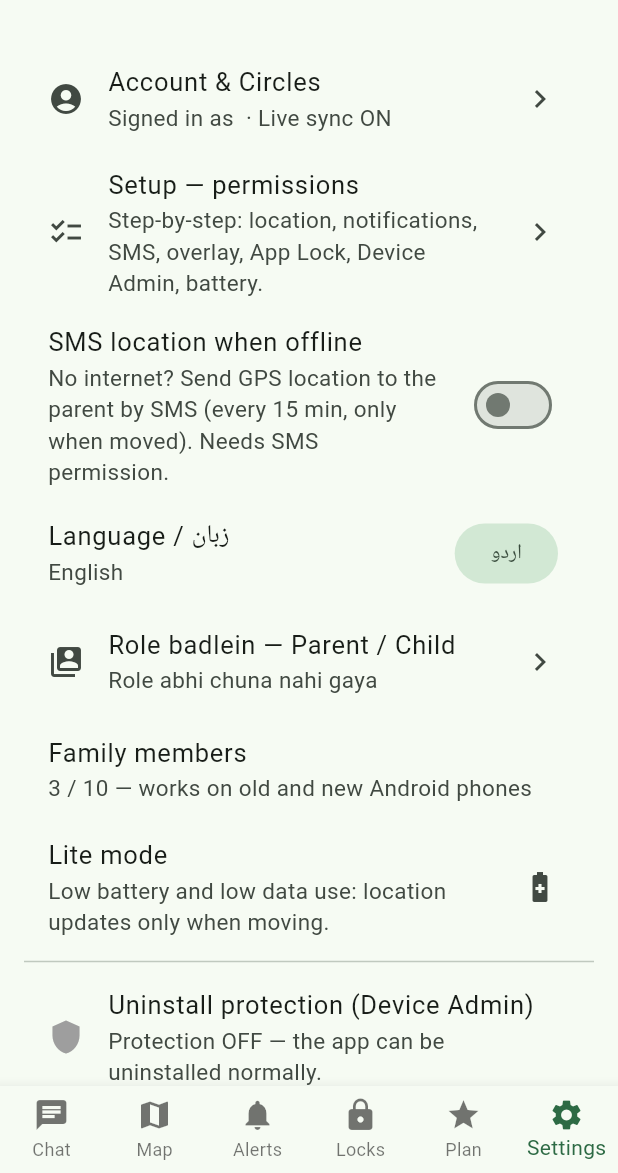
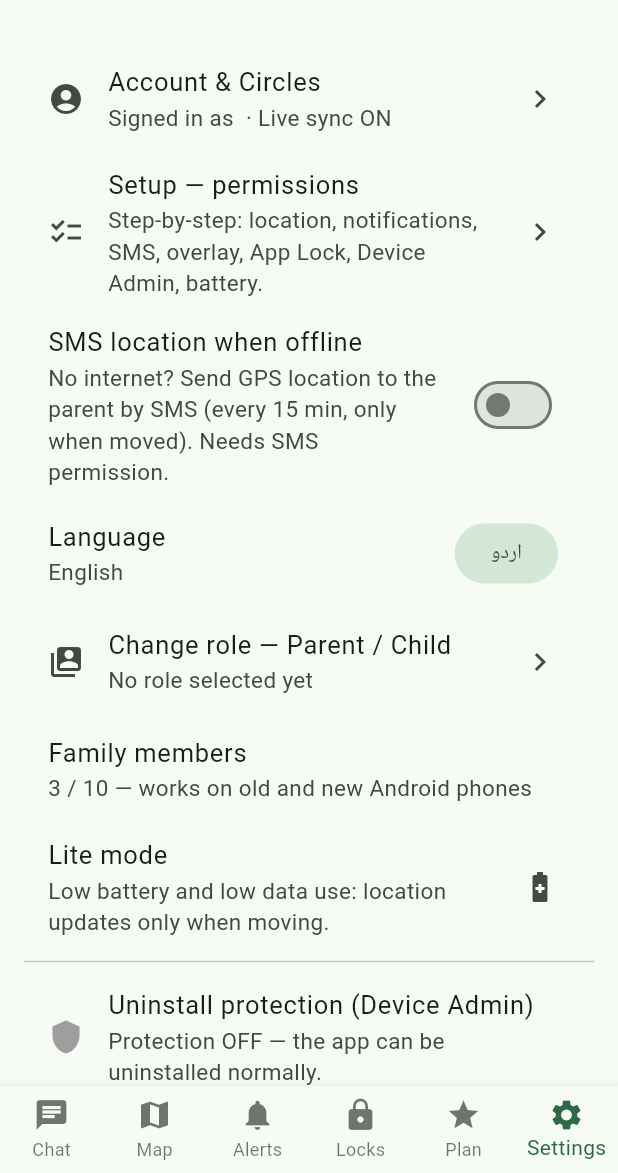
Before and after one commit to apnacircle/apnacircle, a Flutter app: the HomeMapScreen screen opened directly, item 6 of the bottom bar chosen, on a phone screen of 412 x 824 dp, the part 63-1236 px from its top. Run offline on Flutter 3.47's test engine with Material 3 defaults, Android fonts, the phone set to English and light mode, and no system bars; our stand-ins replace audioplayers, battery_plus, cloud_functions, connectivity_plus, file_picker, firebase_auth and 16 more; missing offline and left inert: flutter_foreground_task, flutter_webrtc, gal, record, video_compress; accounts and stored records are empty.

Commit message:
v0.6.32: settings screen localized strings

```diff
--- a/lib/screens/settings_screen.dart
+++ b/lib/screens/settings_screen.dart
@@ -104,6 +104,8 @@ class _SettingsScreenState extends State<SettingsScreen>
   /// get through; the parent is never locked out, on this phone
   /// or on the child's phone.
   Future<void> _removeProtection() async {
+    final isUrdu = context.read<LanguageService>().isUrdu;
+    String t(String key) => tr(isUrdu, key);
     final sync = context.read<SyncService>();
     final pin = context.read<PinService>();
     await askParentPinForProtectionRemoval(
@@ -118,8 +120,8 @@ class _SettingsScreenState extends State<SettingsScreen>
           SnackBar(
             content: Text(
               ok
-                  ? 'Protection removed — the app can now be uninstalled.'
-                  : 'Removal failed — check the protection status above.',
+                  ? t('scr_setProtectionRemoved')
+                  : t('scr_setRemovalFailed'),
             ),
           ),
         );
@@ -128,27 +130,23 @@ class _SettingsScreenState extends State<SettingsScreen>
   }
 
   Future<void> _toggleSms(bool value) async {
+    final isUrdu = context.read<LanguageService>().isUrdu;
+    String t(String key) => tr(isUrdu, key);
     if (value) {
       // Plain explanation FIRST, then the OS permission dialog.
       final ok = await showDialog<bool>(
         context: context,
         builder: (ctx) => AlertDialog(
-          title: const Text('SMS location when offline?'),
-          content: const Text(
-            'When this phone has no internet (no Wi-Fi, no mobile '
-            'data), ApnaCircle sends its GPS location to the PARENT\'s '
-            'number by SMS — at most once every 15 minutes, only '
-            'when moved. SMS needs mobile signal and uses SMS '
-            'balance. SMS is never sent to anyone except the parent.',
-          ),
+          title: Text(t('scr_setSmsDialogTitle')),
+          content: Text(t('scr_setSmsDialogBody')),
           actions: [
             TextButton(
               onPressed: () => Navigator.pop(ctx, false),
-              child: const Text('Cancel'),
+              child: Text(t('cancel')),
             ),
             FilledButton(
               onPressed: () => Navigator.pop(ctx, true),
-              child: const Text('Turn on'),
+              child: Text(t('scr_setTurnOn')),
             ),
           ],
         ),
@@ -160,8 +158,8 @@ class _SettingsScreenState extends State<SettingsScreen>
       if (!mounted) return;
       if (!granted) {
         ScaffoldMessenger.of(context).showSnackBar(
-          const SnackBar(
-            content: Text('SMS permission was not given.'),
+          SnackBar(
+            content: Text(t('scr_setSmsPermissionDenied')),
           ),
         );
         return;
@@ -214,25 +212,21 @@ class _SettingsScreenState extends State<SettingsScreen>
   /// tap there can grant it — no app can grant it itself. Without
   /// it, no distance can appear over a call screen.
   Future<void> _requestOverlayPermission() async {
+    final isUrdu = context.read<LanguageService>().isUrdu;
+    String t(String key) => tr(isUrdu, key);
     final ok = await showDialog<bool>(
       context: context,
       builder: (ctx) => AlertDialog(
-        title: const Text('Show distance during calls?'),
-        content: const Text(
-          'When a family member calls on a normal SIM call — or you '
-          'call them — ApnaCircle shows their name and distance on '
-          'top of the call screen. For that, Android needs "Display '
-          'over other apps" turned on for ApnaCircle. The overlay '
-          'only ever appears for family members, never for strangers.',
-        ),
+        title: Text(t('scr_setOverlayTitle')),
+        content: Text(t('scr_setOverlayBody')),
         actions: [
           TextButton(
             onPressed: () => Navigator.pop(ctx, false),
-            child: const Text('Cancel'),
+            child: Text(t('cancel')),
           ),
           FilledButton(
             onPressed: () => Navigator.pop(ctx, true),
-            child: const Text('Open settings'),
+            child: Text(t('scr_setOpenSettings')),
           ),
         ],
       ),
@@ -252,24 +246,21 @@ class _SettingsScreenState extends State<SettingsScreen>
   /// phone has no circles (once a circle exists the role is
   /// proven by membership).
   Future<void> _changeRole() async {
+    final isUrdu = context.read<LanguageService>().isUrdu;
+    String t(String key) => tr(isUrdu, key);
     final confirm = await showDialog<bool>(
       context: context,
       builder: (ctx) => AlertDialog(
-        title: const Text('Role badlein?'),
-        content: const Text(
-          'Parent ya Child dobara chun sakte hain — jaise pehli '
-          'dafa setup karte waqt chuna tha. Koi circle ya data '
-          'delete nahi hota; agar join request bheji hui hai to '
-          'wo wapas le li jaye gi.',
-        ),
+        title: Text(t('scr_setChangeRoleTitle')),
+        content: Text(t('scr_setChangeRoleBody')),
         actions: [
           TextButton(
             onPressed: () => Navigator.pop(ctx, false),
-            child: const Text('Cancel'),
+            child: Text(t('cancel')),
           ),
           FilledButton(
             onPressed: () => Navigator.pop(ctx, true),
-            child: const Text('Role badlein'),
+            child: Text(t('scr_setChangeRoleBtn')),
           ),
         ],
       ),
@@ -302,9 +293,9 @@ class _SettingsScreenState extends State<SettingsScreen>
       if (!mounted) return;
       if (hash == null) {
         ScaffoldMessenger.of(context).showSnackBar(
-          const SnackBar(
+          SnackBar(
             content: Text(
-              'Parent PIN is needed for this — connect to the internet and try again.',
+              t('scr_setPinNeeded'),
             ),
           ),
         );
@@ -384,16 +375,20 @@ class _SettingsScreenState extends State<SettingsScreen>
     final onboarding = context.watch<OnboardingService>();
     final live = FirebaseBootstrap.available && auth.signedIn;
     String t(String key) => tr(lang.isUrdu, key);
+    String tf(String key, [Map<String, Object> args = const {}]) =>
+        trf(lang.isUrdu, key, args);
     return ListView(
       padding: const EdgeInsets.all(16),
       children: [
         ListTile(
           leading: const Icon(Icons.account_circle),
-          title: const Text('Account & Circles'),
+          title: Text(t('scr_setAccountCircles')),
           subtitle: Text(
             live
-                ? 'Signed in as ${auth.email ?? auth.phoneNumber ?? ''} · Live sync ON'
-                : 'Not signed in — demo mode (this phone only)',
+                ? tf('scr_setSignedIn', {
+                    'account': auth.email ?? auth.phoneNumber ?? '',
+                  })
+                : t('scr_setNotSignedIn'),
           ),
           trailing: const Icon(Icons.chevron_right),
           onTap: () => Navigator.push(
@@ -406,11 +401,8 @@ class _SettingsScreenState extends State<SettingsScreen>
         // any time (e.g. after the child turned one off).
         ListTile(
           leading: const Icon(Icons.checklist),
-          title: const Text('Setup — permissions'),
-          subtitle: const Text(
-            'Step-by-step: location, notifications, SMS, overlay, '
-            'App Lock, Device Admin, battery.',
-          ),
+          title: Text(t('scr_setSetupPermissions')),
+          subtitle: Text(t('scr_setSetupHint')),
           trailing: const Icon(Icons.chevron_right),
           onTap: () => Navigator.push(
             context,
@@ -419,29 +411,24 @@ class _SettingsScreenState extends State<SettingsScreen>
         ),
         if (!live)
           ListTile(
-            title: const Text('Sign in to sync across phones'),
-            subtitle: const Text(
-              'Parent on one phone, child on another — needs an account.',
-            ),
+            title: Text(t('scr_setSignInSync')),
+            subtitle: Text(t('scr_setSignInSyncHint')),
             trailing: FilledButton.tonal(
               onPressed: () => Navigator.push(
                 context,
                 MaterialPageRoute(builder: (_) => const AuthScreen()),
               ),
-              child: const Text('Sign in'),
+              child: Text(t('scr_setSignIn')),
             ),
           ),
         SwitchListTile(
-          title: const Text('SMS location when offline'),
-          subtitle: const Text(
-            'No internet? Send GPS location to the parent by SMS '
-            '(every 15 min, only when moved). Needs SMS permission.',
-          ),
+          title: Text(t('scr_setSmsLocation')),
+          subtitle: Text(t('scr_setSmsLocationHint')),
           value: _smsOn,
           onChanged: _toggleSms,
         ),
         ListTile(
-          title: const Text('Language / زبان'),
+          title: Text(t('scr_setLanguage')),
           subtitle: Text(lang.isUrdu ? 'اردو' : 'English'),
           trailing: FilledButton.tonal(
             onPressed: () => lang.toggle(),
@@ -455,29 +442,27 @@ class _SettingsScreenState extends State<SettingsScreen>
         if (sync.myCircles.isEmpty)
           ListTile(
             leading: const Icon(Icons.switch_account),
-            title: const Text('Role badlein — Parent / Child'),
+            title: Text(t('scr_setChangeRoleTile')),
             subtitle: Text(
               onboarding.isParent
-                  ? 'Is phone par Parent chuna hua hai'
+                  ? t('scr_setRoleParent')
                   : onboarding.isChild
-                      ? 'Is phone par Child chuna hua hai'
-                      : 'Role abhi chuna nahi gaya',
+                      ? t('scr_setRoleChild')
+                      : t('scr_setRoleNone'),
             ),
             trailing: const Icon(Icons.chevron_right),
             onTap: _changeRole,
           ),
         ListTile(
-          title: const Text('Family members'),
+          title: Text(t('membersCount')),
           subtitle: Text(
-            '${family.memberCount} / 10 — works on old and new Android phones',
+            tf('scr_setMembersHint', {'count': family.memberCount}),
           ),
         ),
-        const ListTile(
-          title: Text('Lite mode'),
-          subtitle: Text(
-            'Low battery and low data use: location updates only when moving.',
-          ),
-          trailing: Icon(Icons.battery_saver),
+        ListTile(
+          title: Text(t('scr_setLiteMode')),
+          subtitle: Text(t('scr_setLiteModeHint')),
+          trailing: const Icon(Icons.battery_saver),
         ),
         const Divider(),
         // --- v0.5: protection ---
@@ -512,7 +497,7 @@ class _SettingsScreenState extends State<SettingsScreen>
               // through, and the parent is never locked out.
               ? OutlinedButton(
                   onPressed: _removeProtection,
-                  child: const Text('Remove protection (parent code needed)'),
+                  child: Text(t('scr_setRemoveProtection')),
                 )
               : FilledButton(
                   onPressed: () async {
@@ -535,15 +520,15 @@ class _SettingsScreenState extends State<SettingsScreen>
                     ? Colors.orange
                     : Colors.grey,
           ),
-          title: const Text('Uninstall protection (Device Owner)'),
+          title: Text(t('scr_setDeviceOwner')),
           subtitle: Text(
             _isOwner == null
                 ? '…'
                 : _isOwner!
-                    ? 'Device Owner ON — cannot be uninstalled from Settings'
+                    ? t('scr_setOwnerOn')
                     : _adminActive == true
-                        ? 'Device Admin only — tap to set up the stronger protection'
-                        : 'Not protected — tap to set up uninstall protection',
+                        ? t('scr_setAdminOnly')
+                        : t('scr_setNotProtected'),
           ),
           trailing: const Icon(Icons.chevron_right),
           onTap: () async {
@@ -597,27 +582,27 @@ class _SettingsScreenState extends State<SettingsScreen>
             Icons.picture_in_picture_alt,
             color: _overlayGranted == true ? Colors.green : Colors.grey,
           ),
-          title: const Text('Call distance overlay'),
+          title: Text(t('scr_setCallOverlay')),
           subtitle: Text(
             _overlayGranted == null
                 ? '…'
                 : _overlayGranted!
-                    ? 'ON — distance shows on top of SIM calls'
-                    : 'OFF — no distance can appear during a call',
+                    ? t('scr_setOverlayOn')
+                    : t('scr_setOverlayOff'),
           ),
           trailing: _overlayGranted == true
               ? null
               : FilledButton.tonal(
                   onPressed: _requestOverlayPermission,
-                  child: const Text('Allow'),
+                  child: Text(t('allowPermissions')),
                 ),
         ),
         Padding(
           padding: const EdgeInsets.symmetric(horizontal: 16),
           child: Text(
             _outgoingGranted == true
-                ? 'Incoming + outgoing calls: distance shows for family members only. Tap the card to dismiss it; it hides when the call ends.'
-                : 'Incoming calls need Phone + Call Log (above); outgoing calls also need the outgoing-call permission, granted together with them. Without "Display over other apps" above, nothing appears during a call.',
+                ? t('scr_setOutgoingOn')
+                : t('scr_setOutgoingOff'),
             style: const TextStyle(fontSize: 13, color: Colors.grey),
           ),
         ),
@@ -639,11 +624,9 @@ class _SettingsScreenState extends State<SettingsScreen>
                 : null,
             onTap: _deleting ? null : _deleteAccount,
           ),
-        const ListTile(
-          title: Text('About ApnaCircle'),
-          subtitle: Text(
-            'Family location safety. No ads. Location data is never sold.',
-          ),
+        ListTile(
+          title: Text(t('scr_setAbout')),
+          subtitle: Text(t('scr_setAboutBody')),
         ),
       ],
     );
```
